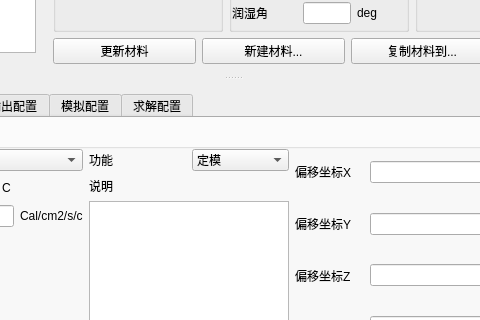
Before: the Qt Designer form mainwindow.ui in zyzzyva8421/rebecca, drawn with Qt 5; both pictures show x 334 to 814 and y 314 to 634 of the 1133 by 745 pixel window.
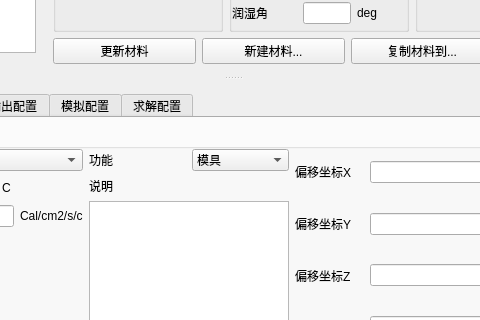
After: the same form once the commit is applied. The open tabs and pages were chosen to show the change. Icons and pictures are not drawn. Custom widgets are drawn as their Qt base class.

Commit message:
3 模具配置 中 功能 中 第一项 增加选项 “模具”，对应XML：“<MoldOn value="1"/>” BUG: 这个在生成的XML中有，但是界面上控件还没有哈~
10 求解配置 中 删除 终止条件配置 中 的“指定填充率”

11 求解配置 中 删除 “指定步长”，“自适应步长”，增加一个必填文本框，文案：
最大自适应步长：_______ s
取值是大于0的浮点数
对应XML:
<MaxAdaptedTimeStep value="0.01" />
<MaxAdaptedTimeStep>
    <Value value="0.01"/>
</MaxAdaptedTimeStep>

What changed in the file:
```diff
--- a/mainwindow.ui
+++ b/mainwindow.ui
@@ -1440,6 +1440,11 @@
                     </item>
                     <item>
                      <widget class="QComboBox" name="comboBox_moldFunction">
+                      <item>
+                       <property name="text">
+                        <string>模具</string>
+                       </property>
+                      </item>
                       <item>
                        <property name="text">
                         <string>定模</string>
```
Left out of the diff: 2 changed lines with no effect on the pictures. The commit also changes 2 other files.
